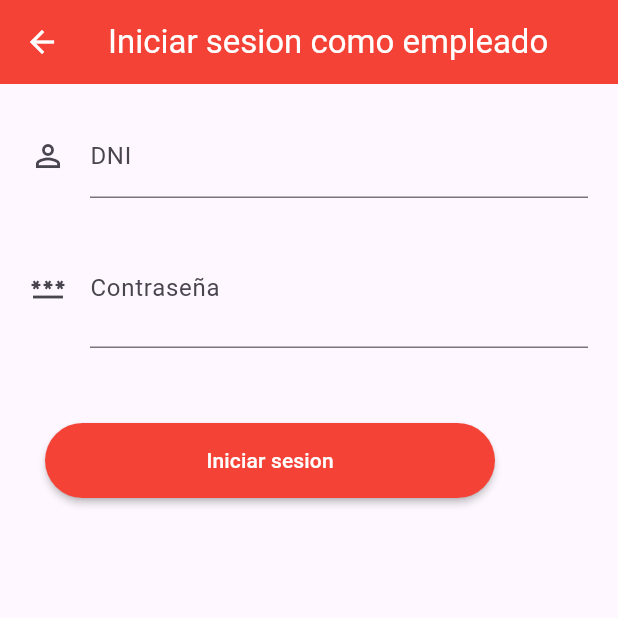
After one commit to 4dominic888/Banco-Alimentos-Cajamarca-App, a Flutter app: the LoginEmpleadoScreen screen opened directly, on a phone screen of 412 x 824 dp, the top half of it. The commit adds this screen. Run offline on Flutter 3.47's test engine with Material 3 defaults, Android fonts, the phone set to English and light mode, and no system bars; drawn by our look-alikes of overlay_support; our stand-ins replace dartx, dropdown_search, file_picker, flutter_svg, get_it, jwt_decoder and 3 more; missing offline and left inert: double_linked_list, drop_down_search_field, excel, file_selector, syncfusion_flutter_pdf; accounts and stored records are empty.

```diff
--- /dev/null
+++ b/lib/presentation/empleados/login/screens/login_empleado_screen.dart
@@ -0,0 +1,136 @@
+import 'package:bancalcaj_app/domain/services/employee_service_base.dart';
+import 'package:bancalcaj_app/infrastructure/auth_utils.dart';
+import 'package:bancalcaj_app/presentation/widgets/loading_process_button.dart';
+import 'package:bancalcaj_app/presentation/widgets/notification_message.dart';
+import 'package:flutter/material.dart';
+import 'package:flutter/services.dart';
+import 'package:get_it/get_it.dart';
+import 'package:rounded_loading_button_plus/rounded_loading_button.dart';
+
+class LoginEmpleadoScreen extends StatefulWidget {
+
+  const LoginEmpleadoScreen({super.key});
+
+  @override
+  State<LoginEmpleadoScreen> createState() => _LoginEmpleadoScreenState();
+}
+
+class _LoginEmpleadoScreenState extends State<LoginEmpleadoScreen> {
+
+  final _formkey = GlobalKey<FormState>();
+  final _dniKey = GlobalKey<FormFieldState>();
+  final _passwordKey = GlobalKey<FormFieldState>();
+
+  final _btnController = RoundedLoadingButtonController();
+
+  final _employeeService = GetIt.I<EmployeeServiceBase>();
+
+  bool _showPassword = false;
+
+  Future<void> onLogin() async {
+    if(_formkey.currentState!.validate()){
+      final dni = _dniKey.currentState!.value;
+      final password = _passwordKey.currentState!.value;
+
+      final result = await _employeeService.login(dni, password);
+
+      if(!result.success){
+        NotificationMessage.showErrorNotification(result.message);
+        _btnController.error();
+        return;
+      }
+
+      await GetIt.I<EmployeeGeneralState>().refreshEmployee();
+
+      NotificationMessage.showSuccessNotification('Se ha iniciado sesion como ${GetIt.I<EmployeeGeneralState>().employee.nombre}');
+      _btnController.success();
+      if(mounted) { Navigator.of(context).pop(); }
+      return;
+    }
+    _btnController.error();
+  }
+
+  @override
+  Widget build(BuildContext context) {
+    return CallbackShortcuts(
+      bindings: { const SingleActivator(LogicalKeyboardKey.escape) : Navigator.of(context).pop },
+      child: Scaffold(
+        appBar: AppBar(
+          backgroundColor: Colors.red,
+          foregroundColor: Colors.white,
+          title: const Text("Iniciar sesion como empleado"),
+          leading: IconButton(
+            icon: const Icon(Icons.arrow_back),
+            onPressed: () => Navigator.pop(context),
+          ),
+        ),
+        body: Focus(
+          autofocus: true,
+          child: Form(
+            key: _formkey,
+            child: Column(
+              crossAxisAlignment: CrossAxisAlignment.start,
+              children: [
+                //* DNI Field
+                Padding(
+                  padding: const EdgeInsets.all(20),
+                  child: TextFormField(
+                    key: _dniKey,
+                    keyboardType: TextInputType.number,
+                    inputFormatters: [
+                      FilteringTextInputFormatter.digitsOnly,
+                      LengthLimitingTextInputFormatter(8)
+                    ],
+                    decoration: const InputDecoration(
+                      label: Text('DNI'),
+                      icon: Icon(Icons.perm_identity)
+                    ),
+                    validator: (value) {
+                      if(value == null || value.isEmpty) return 'Se debe proporcionar el DNI';
+                      if(value.length != 8) return 'Un DNI debe tener 8 caracteres numericos';
+                      return null;
+                    },
+                  ),
+                ),
+
+                //* Password field
+                Padding(
+                  padding: const EdgeInsets.only(bottom: 20, right: 20, left: 20),
+                  child: TextFormField(
+                    key: _passwordKey,
+                    obscureText: !_showPassword,
+                    decoration: InputDecoration(
+                      suffix: IconButton(
+                        icon: Icon(_showPassword ? Icons.visibility : Icons.visibility_off),
+                        onPressed: (){
+                          setState(() => _showPassword = !_showPassword);
+                        },
+                      ),
+                      label: const Text('Contraseña'),
+                      icon: const Icon(Icons.password)
+                    ),
+                    validator: (value) {
+                      if(value == null || value.trim().isEmpty) return 'Se debe proporcionar una contraseña';
+                      return null;
+                    },
+                  ),
+                ),
+
+                Padding(
+                  padding: const EdgeInsets.symmetric(horizontal: 10.0, vertical: 20.0),
+                  child: LoadingProcessButton(
+                    controller: _btnController,
+                    label: const Text('Iniciar sesion', style: TextStyle(color: Colors.white)),
+                    color: Colors.red,
+                    proccess: onLogin,
+                  )
+                )
+
+              ],
+            ),
+          ),
+        ),
+      )
+    );
+  }
+}
```
Also changed, not shown: lib/presentation/empleados/implementations/employee_repository_implement.dart (+8 -8 lines), lib/presentation/empleados/implementations/employee_service_implement.dart (+8 -6 lines), lib/presentation/entrada_alimentos/implementations/entrada_alimentos_repository_implement.dart (+6 -6 lines), lib/presentation/proveedores/implementations/proveedor_repository_implement.dart (+8 -8 lines).
